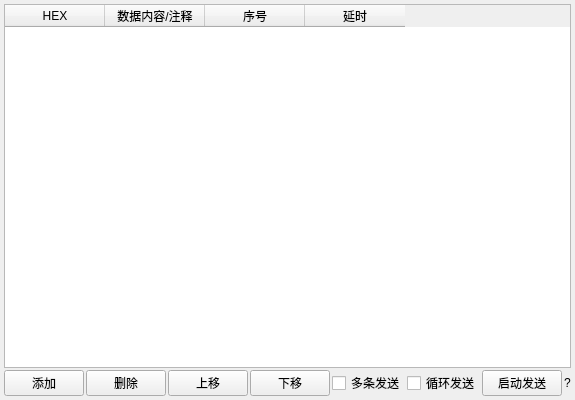
ZIKEER/Z_COM, file ui/extended_send_widget.ui: the form before one commit.
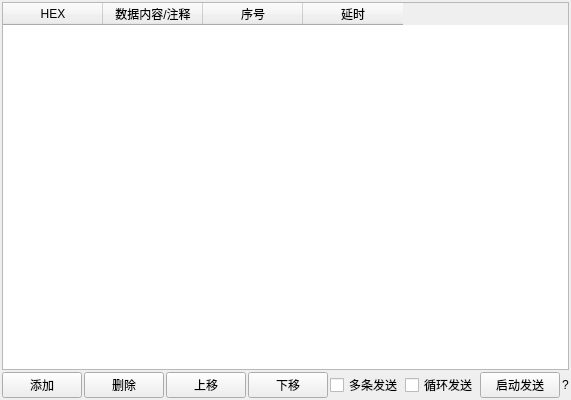
The form after the commit.

Patch:
```diff
--- a/ui/extended_send_widget.ui
+++ b/ui/extended_send_widget.ui
@@ -18,16 +18,16 @@
     <number>2</number>
    </property>
    <property name="leftMargin">
-    <number>4</number>
+    <number>2</number>
    </property>
    <property name="topMargin">
-    <number>4</number>
+    <number>2</number>
    </property>
    <property name="rightMargin">
-    <number>4</number>
+    <number>2</number>
    </property>
    <property name="bottomMargin">
-    <number>4</number>
+    <number>2</number>
    </property>
    <item>
     <widget class="QTableWidget" name="dataTable">
```
